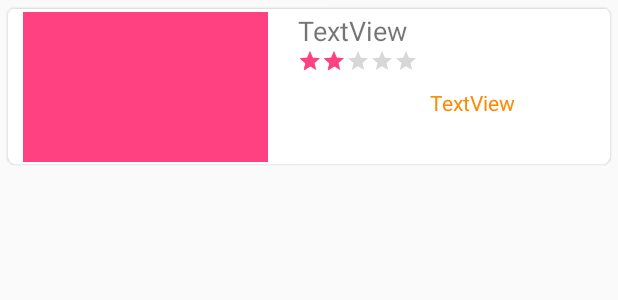
After one commit to WhataDavid/DnuFoodApp, an Android app: the layout shop_item.xml on its own in the app's theme, with its tools: preview values and no code run, on a phone screen of 412 x 824 dp. The commit adds this screen. Shown: the top 300 px of the screen. Run offline under Robolectric (Android 15) with nearby library versions, the phone set to English and light mode, and no system bars.

Commit message:
布局文件写好

```diff
--- a/app/build.gradle
+++ b/app/build.gradle
@@ -20,7 +20,7 @@ android {
 }
 
 dependencies {
-    implementation fileTree(dir: 'libs', include: ['*.jar'])
+    implementation fileTree(include: ['*.jar'], dir: 'libs')
     implementation 'com.android.support:appcompat-v7:28.0.0'
     implementation 'com.android.support.constraint:constraint-layout:1.1.3'
     implementation 'com.android.support:design:28.0.0'
@@ -37,5 +37,5 @@ dependencies {
     implementation 'com.squareup.retrofit2:converter-scalars:2.1.0'
     implementation 'com.squareup.picasso:picasso:2.5.2'
     implementation 'com.squareup.retrofit2:converter-jackson:2.4.0'
-
+    implementation 'com.android.support:cardview-v7:28.0.0'
 }
--- a/app/src/main/java/cn/dnui_dx602/dnuifood16110100602/fragments/Fragment1.java
+++ b/app/src/main/java/cn/dnui_dx602/dnuifood16110100602/fragments/Fragment1.java
@@ -2,6 +2,7 @@ package cn.dnui_dx602.dnuifood16110100602.fragments;
 
 import android.os.Bundle;
 import android.support.v4.app.Fragment;
+import android.support.v7.widget.RecyclerView;
 import android.view.LayoutInflater;
 import android.view.View;
 import android.view.ViewGroup;
@@ -12,17 +13,17 @@ import cn.dnui_dx602.dnuifood16110100602.R;
 
 public class Fragment1 extends Fragment {
 
+    // Inflate the layout for this fragment
+
+
     @Override
     public View onCreateView(LayoutInflater inflater, ViewGroup container,
                              Bundle savedInstanceState) {
-        // Inflate the layout for this fragment
         return inflater.inflate(R.layout.fragment_fragment1, container, false);
     }
 
     @Override
     public void onStart() {
-        TextView textView = getView().findViewById(R.id.textOne);
-        textView.setText("我是第一个视图哦");
         super.onStart();
     }
 }
--- a/app/src/main/res/layout/fragment_fragment1.xml
+++ b/app/src/main/res/layout/fragment_fragment1.xml
@@ -6,11 +6,5 @@
     tools:context=".fragments.Fragment1">
 
     <!-- TODO: Update blank fragment layout -->
-    <TextView
-        android:id="@+id/textOne"
-        android:layout_width="match_parent"
-        android:layout_height="match_parent"
-        android:background="@android:color/holo_green_dark"
-        android:text="111" />
 
 </FrameLayout>
--- /dev/null
+++ b/app/src/main/res/layout/shop_item.xml
@@ -0,0 +1,79 @@
+<?xml version="1.0" encoding="utf-8"?>
+<LinearLayout xmlns:android="http://schemas.android.com/apk/res/android"
+    xmlns:app="http://schemas.android.com/apk/res-auto"
+    xmlns:tools="http://schemas.android.com/tools"
+    android:layout_width="match_parent"
+    android:layout_height="match_parent"
+    android:orientation="vertical">
+
+    <android.support.v7.widget.CardView
+        android:layout_width="match_parent"
+        android:layout_height="wrap_content"
+        android:layout_margin="5dp"
+        app:cardCornerRadius="5dp"
+        app:cardElevation="1dp">
+
+        <LinearLayout
+            android:id="@+id/ll_shop_list"
+            android:layout_width="match_parent"
+            android:layout_height="match_parent"
+            android:background="#E0E0E0"
+            android:orientation="vertical"
+            android:paddingTop="1px">
+
+            <LinearLayout
+                android:layout_width="match_parent"
+                android:layout_height="wrap_content"
+                android:background="@android:color/background_light"
+                android:orientation="horizontal"
+                android:paddingBottom="1dp">
+
+                <ImageView
+                    android:id="@+id/res_image"
+                    android:layout_width="100dp"
+                    android:layout_height="100dp"
+                    android:layout_marginLeft="10dp"
+                    android:layout_marginTop="2dp"
+                    android:layout_weight="1"
+                    app:srcCompat="@color/colorAccent" />
+
+                <LinearLayout
+                    android:id="@+id/one"
+                    android:layout_width="wrap_content"
+                    android:layout_height="100dp"
+                    android:layout_marginTop="2dp"
+                    android:layout_weight="1"
+                    android:orientation="vertical"
+                    android:paddingLeft="20dp">
+
+                    <TextView
+                        android:id="@+id/res_name"
+                        android:layout_width="wrap_content"
+                        android:layout_height="wrap_content"
+                        android:text="TextView"
+                        android:textSize="18sp" />
+
+                    <RatingBar
+                        android:id="@+id/ratingBar1"
+                        style="@style/Widget.AppCompat.RatingBar.Small"
+                        android:layout_width="wrap_content"
+                        android:layout_height="wrap_content"
+                        android:minHeight="16dip"
+                        android:minWidth="16dip"
+                        android:numStars="5"
+                        android:rating="2"
+                        tools:isIndicator="true" />
+
+                    <TextView
+                        android:id="@+id/res_address"
+                        android:layout_width="wrap_content"
+                        android:layout_height="wrap_content"
+                        android:layout_marginLeft="88dp"
+                        android:layout_marginTop="10dp"
+                        android:text="TextView"
+                        android:textColor="@android:color/holo_orange_dark" />
+                </LinearLayout>
+            </LinearLayout>
+        </LinearLayout>
+    </android.support.v7.widget.CardView>
+</LinearLayout>
```
